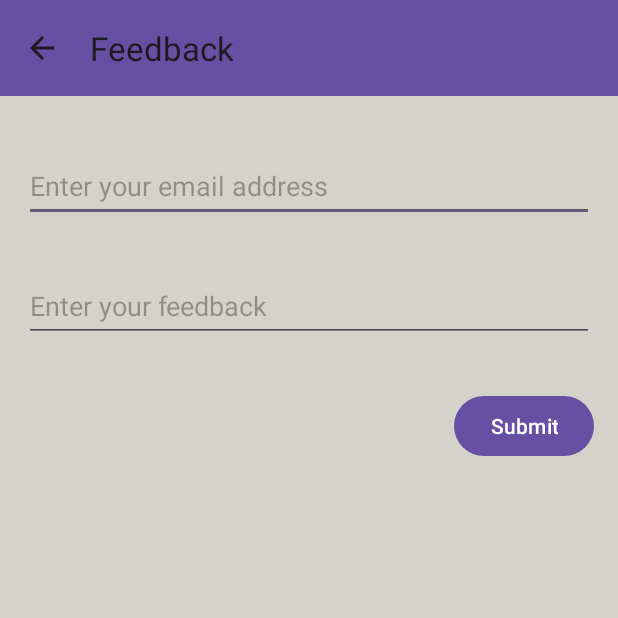
After one commit to rohazubair/SwitchProject, an Android app: the FeedbackActivity screen opened directly, with no data from a screen before it, on a phone screen of 412 x 824 dp, the top half of it. The commit adds this screen. Run offline under Robolectric (Android 15) with nearby library versions, the phone set to English and light mode, and no system bars.

Commit message:
Feedback Functionality added and theme changed

```diff
--- /dev/null
+++ b/app/src/main/java/com/example/smdfinalproject/FeedbackActivity.java
@@ -0,0 +1,80 @@
+package com.example.smdfinalproject;
+
+import android.content.Intent;
+import android.net.Uri;
+import android.os.Bundle;
+import android.view.MenuItem;
+import android.view.View;
+import android.widget.Button;
+import android.widget.EditText;
+import android.widget.Toast;
+
+import androidx.activity.EdgeToEdge;
+import androidx.appcompat.app.AppCompatActivity;
+import androidx.appcompat.widget.Toolbar;
+import androidx.core.graphics.Insets;
+import androidx.core.view.ViewCompat;
+import androidx.core.view.WindowInsetsCompat;
+
+public class FeedbackActivity extends AppCompatActivity {
+
+    EditText editTextEmailAddress, editTextFeedback;
+    Button buttonSubmit;
+    @Override
+    protected void onCreate(Bundle savedInstanceState) {
+        super.onCreate(savedInstanceState);
+        setContentView(R.layout.activity_feedback);
+
+        Toolbar toolbar = findViewById(R.id.toolbar);
+        setSupportActionBar(toolbar);
+
+        // Enable the back button
+        getSupportActionBar().setDisplayHomeAsUpEnabled(true);
+
+        editTextEmailAddress = findViewById(R.id.editTextEmailAddress);
+        editTextFeedback = findViewById(R.id.editTextFeedback);
+        buttonSubmit = findViewById(R.id.buttonSubmit);
+
+        buttonSubmit.setOnClickListener(new View.OnClickListener() {
+            @Override
+            public void onClick(View v) {
+                sendFeedbackEmail();
+            }
+        });
+    }
+
+        private void sendFeedbackEmail() {
+            String emailAddress = editTextEmailAddress.getText().toString().trim();
+            String feedback = editTextFeedback.getText().toString().trim();
+
+            if (emailAddress.isEmpty() || feedback.isEmpty()) {
+                Toast.makeText(this, "Please enter email address and feedback", Toast.LENGTH_SHORT).show();
+                return;
+            }
+
+            String[] TO = {"switch.magazine1@gmail.com"}; // Administrator's email address
+            String[] CC = {emailAddress}; // User's email address
+
+            Intent emailIntent = new Intent(Intent.ACTION_SENDTO);
+            emailIntent.setData(Uri.parse("mailto:"));
+            emailIntent.putExtra(Intent.EXTRA_EMAIL, TO);
+            emailIntent.putExtra(Intent.EXTRA_CC, CC);
+            emailIntent.putExtra(Intent.EXTRA_SUBJECT, "Feedback from " + emailAddress);
+            emailIntent.putExtra(Intent.EXTRA_TEXT, feedback);
+
+            try {
+                startActivity(Intent.createChooser(emailIntent, "Send feedback..."));
+                Toast.makeText(this, "Feedback submitted successfully", Toast.LENGTH_SHORT).show();
+            } catch (android.content.ActivityNotFoundException ex) {
+                Toast.makeText(this, "There is no email client installed.", Toast.LENGTH_SHORT).show();
+            }
+        }
+    @Override
+    public boolean onOptionsItemSelected(MenuItem item) {
+        if (item.getItemId() == android.R.id.home) {
+            onBackPressed();
+            return true;
+        }
+        return super.onOptionsItemSelected(item);
+    }
+}
--- a/app/src/main/java/com/example/smdfinalproject/HomepageActivity.java
+++ b/app/src/main/java/com/example/smdfinalproject/HomepageActivity.java
@@ -73,6 +73,10 @@ public class HomepageActivity extends AppCompatActivity {
                         Intent coursesIntent = new Intent(HomepageActivity.this, CoursesActivity.class);
                         startActivity(coursesIntent);
                         break;
+                    case R.id.nav_feedback:
+                        Intent feedbackIntent = new Intent(HomepageActivity.this, FeedbackActivity.class);
+                        startActivity(feedbackIntent);
+                        break;
                 }
                 return true;
             }
--- /dev/null
+++ b/app/src/main/res/drawable/outline_add_comment_24.xml
@@ -0,0 +1,5 @@
+<vector xmlns:android="http://schemas.android.com/apk/res/android" android:height="24dp" android:tint="#000000" android:viewportHeight="960" android:viewportWidth="960" android:width="24dp">
+
+    <path android:fillColor="@android:color/white" android:pathData="M440,560L520,560L520,440L640,440L640,360L520,360L520,240L440,240L440,360L320,360L320,440L440,440L440,560ZM80,880L80,160Q80,127 103.5,103.5Q127,80 160,80L800,80Q833,80 856.5,103.5Q880,127 880,160L880,640Q880,673 856.5,696.5Q833,720 800,720L240,720L80,880ZM206,640L800,640Q800,640 800,640Q800,640 800,640L800,160Q800,160 800,160Q800,160 800,160L160,160Q160,160 160,160Q160,160 160,160L160,685L206,640ZM160,640L160,640L160,160Q160,160 160,160Q160,160 160,160L160,160Q160,160 160,160Q160,160 160,160L160,640Q160,640 160,640Q160,640 160,640L160,640Z"/>
+
+</vector>
--- /dev/null
+++ b/app/src/main/res/layout/activity_feedback.xml
@@ -0,0 +1,50 @@
+<?xml version="1.0" encoding="utf-8"?>
+<RelativeLayout xmlns:android="http://schemas.android.com/apk/res/android"
+    android:layout_width="match_parent"
+    android:layout_height="match_parent"
+    android:background="#E0CFCFC4"
+    xmlns:app="http://schemas.android.com/apk/res-auto"
+    xmlns:tools="http://schemas.android.com/tools">
+
+    <androidx.appcompat.widget.Toolbar
+        android:id="@+id/toolbar"
+        android:layout_width="match_parent"
+        android:layout_height="?attr/actionBarSize"
+        android:background="?attr/colorPrimary"
+        android:elevation="4dp"
+        android:theme="@style/ThemeOverlay.AppCompat.ActionBar"
+        app:popupTheme="@style/ThemeOverlay.AppCompat.Light"
+        tools:ignore="MissingConstraints" />
+
+    <EditText
+        android:id="@+id/editTextEmailAddress"
+        android:layout_width="match_parent"
+        android:layout_height="wrap_content"
+        android:layout_marginTop="100dp"
+        android:layout_marginBottom="16dp"
+        android:layout_marginStart="16dp"
+        android:layout_marginEnd="16dp"
+        android:hint="Enter your email address"
+        android:inputType="textEmailAddress"
+        android:minHeight="48dp" />
+
+    <EditText
+        android:id="@+id/editTextFeedback"
+        android:layout_width="match_parent"
+        android:layout_height="wrap_content"
+        android:layout_below="@id/editTextEmailAddress"
+        android:layout_marginBottom="16dp"
+        android:layout_margin="16dp"
+        android:hint="Enter your feedback"
+        android:minHeight="48dp" />
+
+    <Button
+        android:id="@+id/buttonSubmit"
+        android:layout_width="wrap_content"
+        android:layout_height="wrap_content"
+        android:layout_below="@id/editTextFeedback"
+        android:layout_alignParentEnd="true"
+        android:layout_margin="16dp"
+        android:text="Submit"/>
+
+</RelativeLayout>
--- a/app/src/main/res/layout/articles_recyclerview.xml
+++ b/app/src/main/res/layout/articles_recyclerview.xml
@@ -21,7 +21,7 @@
             android:layout_marginStart="1dp"
             android:layout_marginTop="1dp"
             android:layout_marginEnd="1dp"
-            android:background="@color/primaryColor"
+            android:background="#FAF9F6"
             android:layout_marginBottom="1dp"
             app:layout_constraintBottom_toBottomOf="parent"
             app:layout_constraintEnd_toEndOf="parent"
--- a/app/src/main/res/menu/nav_menu.xml
+++ b/app/src/main/res/menu/nav_menu.xml
@@ -20,6 +20,11 @@
             android:icon="@drawable/courses_icon"
             android:title="COURSES"/>
 
+        <item
+            android:id="@+id/nav_feedback"
+            android:icon="@drawable/outline_add_comment_24"
+            android:title="FEEDBACK"/>
+
     </group>
 
 </menu>
--- a/app/src/main/res/values/colors.xml
+++ b/app/src/main/res/values/colors.xml
@@ -3,6 +3,6 @@
     <color name="black">#FF000000</color>
     <color name="white">#FFFFFFFF</color>
     <color name="accentColor">#C3B1E1</color>
-    <color name="primaryColor">#CFCFC4</color>
+    <color name="primaryColor">#f9f9f9</color>
 
 </resources>
```
Also changed, not shown: app/src/main/AndroidManifest.xml (+11 -7 lines), app/src/main/res/layout/activity_homepage.xml (+11 -3 lines), app/src/main/res/values/themes.xml (+23 -2 lines).
